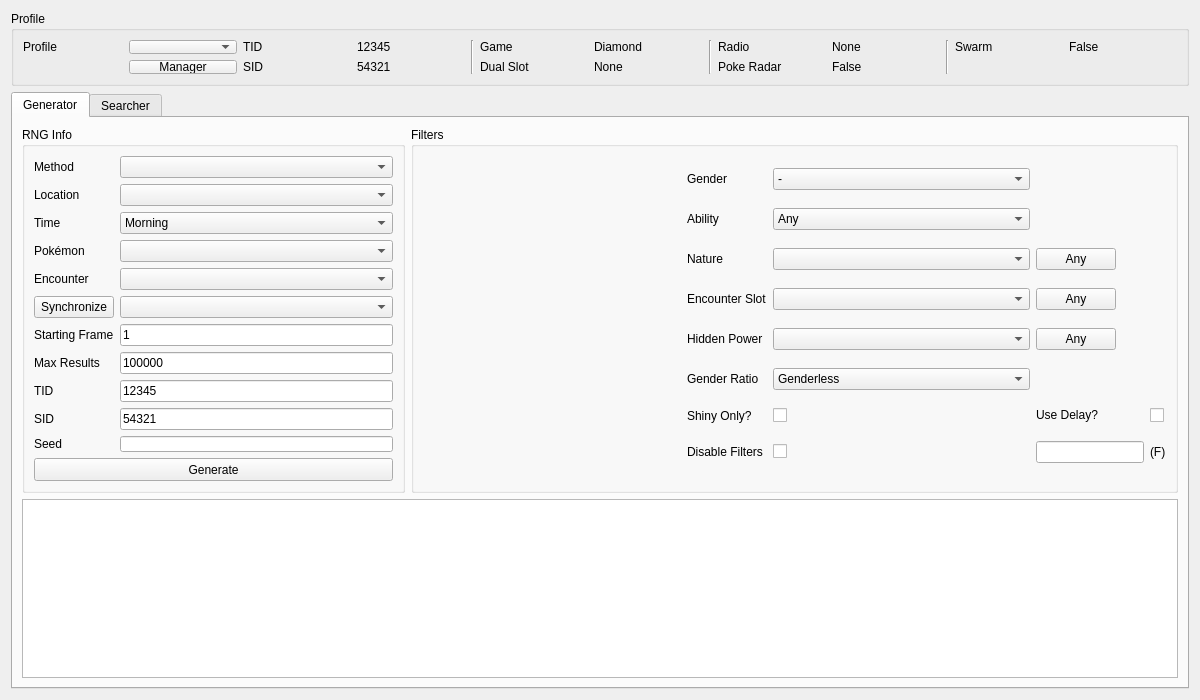
First picture: the form in Forms/Gen4/Wild4.ui, repository Admiral-Fish/PokeFinder, before the edit.
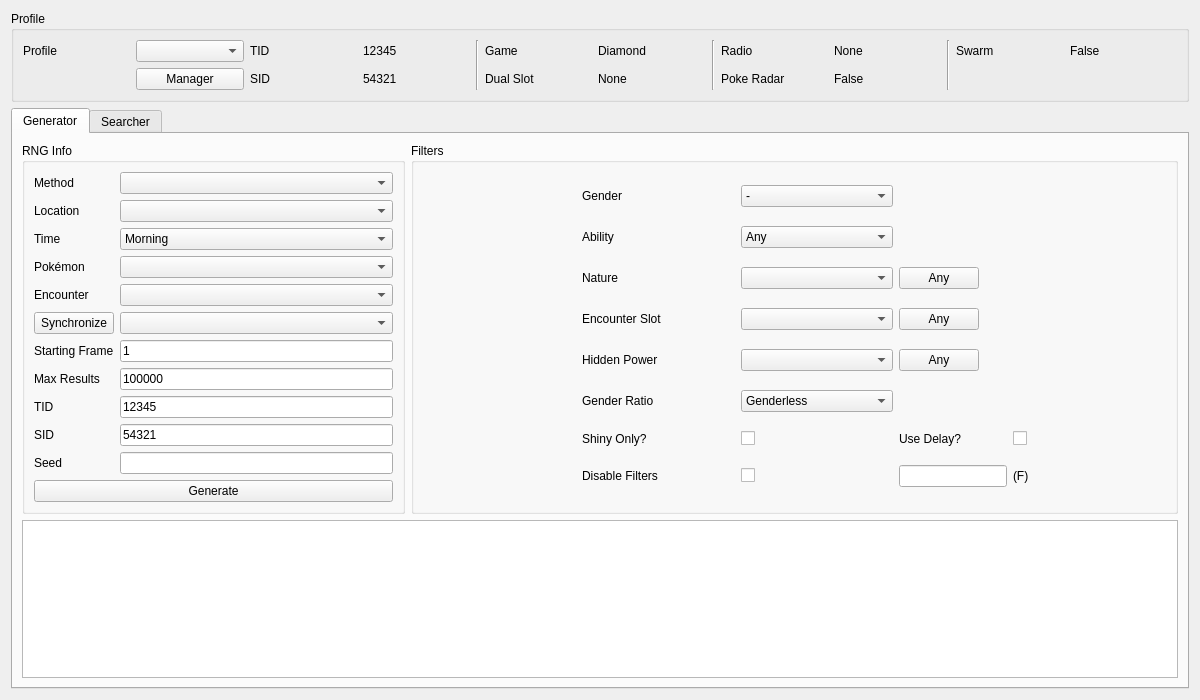
Second picture: the form after the edit. Custom widgets are drawn as their Qt base class.

Diff of the .ui file:
```diff
--- a/Forms/Gen4/Wild4.ui
+++ b/Forms/Gen4/Wild4.ui
@@ -22,38 +22,19 @@
   <layout class="QGridLayout" name="gridLayout_9">
    <item row="0" column="0">
     <widget class="QGroupBox" name="groupBoxProfile">
-     <property name="minimumSize">
-      <size>
-       <width>0</width>
-       <height>70</height>
-      </size>
-     </property>
      <property name="title">
       <string>Profile</string>
      </property>
      <layout class="QGridLayout" name="gridLayout_7">
       <item row="0" column="0">
        <widget class="QLabel" name="labelProfile">
-        <property name="maximumSize">
-         <size>
-          <width>100</width>
-          <height>16777215</height>
-         </size>
-        </property>
         <property name="text">
          <string>Profile</string>
         </property>
        </widget>
       </item>
       <item row="0" column="1">
-       <widget class="QComboBox" name="comboBoxProfiles">
-        <property name="maximumSize">
-         <size>
-          <width>150</width>
-          <height>16777215</height>
-         </size>
-        </property>
-       </widget>
+       <widget class="QComboBox" name="comboBoxProfiles"/>
       </item>
       <item row="0" column="2">
        <widget class="QLabel" name="labelProfileTID">
@@ -199,12 +180,6 @@
       <layout class="QGridLayout" name="gridLayout_5">
        <item row="1" column="0" colspan="2">
         <widget class="TableView" name="tableViewGenerator">
-         <property name="sizePolicy">
-          <sizepolicy hsizetype="Expanding" vsizetype="Expanding">
-           <horstretch>0</horstretch>
-           <verstretch>2</verstretch>
-          </sizepolicy>
-         </property>
          <property name="contextMenuPolicy">
           <enum>Qt::CustomContextMenu</enum>
          </property>
@@ -236,15 +211,9 @@
          <property name="sizePolicy">
           <sizepolicy hsizetype="Preferred" vsizetype="Preferred">
            <horstretch>2</horstretch>
-           <verstretch>1</verstretch>
+           <verstretch>0</verstretch>
           </sizepolicy>
          </property>
-         <property name="maximumSize">
-          <size>
-           <width>16777215</width>
-           <height>16777215</height>
-          </size>
-         </property>
          <property name="styleSheet">
           <string notr="true"/>
          </property>
@@ -253,29 +222,10 @@
          </property>
          <layout class="QGridLayout" name="gridLayout">
           <item row="0" column="0" rowspan="8">
-           <widget class="IVFilter" name="ivFilterGenerator" native="true">
-            <property name="minimumSize">
-             <size>
-              <width>160</width>
-              <height>180</height>
-             </size>
-            </property>
-            <property name="maximumSize">
-             <size>
-              <width>16777215</width>
-              <height>16777215</height>
-             </size>
-            </property>
-           </widget>
+           <widget class="IVFilter" name="ivFilterGenerator" native="true"/>
           </item>
           <item row="0" column="1">
            <widget class="QLabel" name="labelGeneratorGender">
-            <property name="sizePolicy">
-             <sizepolicy hsizetype="Fixed" vsizetype="Preferred">
-              <horstretch>0</horstretch>
-              <verstretch>0</verstretch>
-             </sizepolicy>
-            </property>
             <property name="text">
              <string>Gender</string>
             </property>
@@ -302,12 +252,6 @@
           </item>
           <item row="1" column="1">
            <widget class="QLabel" name="labelGeneratorAbility">
-            <property name="sizePolicy">
-             <sizepolicy hsizetype="Fixed" vsizetype="Preferred">
-              <horstretch>0</horstretch>
-              <verstretch>0</verstretch>
-             </sizepolicy>
-            </property>
             <property name="text">
              <string>Ability</string>
             </property>
@@ -334,12 +278,6 @@
           </item>
           <item row="2" column="1">
            <widget class="QLabel" name="labelGeneratorNature">
-            <property name="sizePolicy">
-             <sizepolicy hsizetype="Fixed" vsizetype="Preferred">
-              <horstretch>0</horstretch>
-              <verstretch>0</verstretch>
-             </sizepolicy>
-            </property>
             <property name="text">
              <string>Nature</string>
             </property>
@@ -356,12 +294,6 @@
               <verstretch>0</verstretch>
              </sizepolicy>
             </property>
-            <property name="minimumSize">
-             <size>
-              <width>50</width>
-              <height>13</height>
-             </size>
-            </property>
             <property name="text">
              <string>Any</string>
             </property>
@@ -369,12 +301,6 @@
           </item>
           <item row="3" column="1">
            <widget class="QLabel" name="labelGeneratorEncounterSlot">
-            <property name="sizePolicy">
-             <sizepolicy hsizetype="Fixed" vsizetype="Preferred">
-              <horstretch>0</horstretch>
-              <verstretch>0</verstretch>
-             </sizepolicy>
-            </property>
             <property name="text">
              <string>Encounter Slot</string>
             </property>
@@ -391,12 +317,6 @@
               <verstretch>0</verstretch>
              </sizepolicy>
             </property>
-            <property name="minimumSize">
-             <size>
-              <width>50</width>
-              <height>13</height>
-             </size>
-            </property>
             <property name="text">
              <string>Any</string>
             </property>
@@ -404,12 +324,6 @@
           </item>
           <item row="4" column="1">
            <widget class="QLabel" name="labelGeneratorHiddenPower">
-            <property name="sizePolicy">
-             <sizepolicy hsizetype="Fixed" vsizetype="Preferred">
-              <horstretch>0</horstretch>
-              <verstretch>0</verstretch>
-             </sizepolicy>
-            </property>
             <property name="text">
              <string>Hidden Power</string>
             </property>
@@ -426,12 +340,6 @@
               <verstretch>0</verstretch>
              </sizepolicy>
             </property>
-            <property name="minimumSize">
-             <size>
-              <width>50</width>
-              <height>13</height>
-             </size>
-            </property>
             <property name="text">
              <string>Any</string>
             </property>
@@ -439,12 +347,6 @@
           </item>
           <item row="5" column="1">
            <widget class="QLabel" name="labelGeneratorGenderRatio">
-            <property name="sizePolicy">
-             <sizepolicy hsizetype="Fixed" vsizetype="Preferred">
-              <horstretch>0</horstretch>
-              <verstretch>0</verstretch>
-             </sizepolicy>
-            </property>
             <property name="text">
              <string>Gender Ratio</string>
             </property>
@@ -491,12 +393,6 @@
           </item>
           <item row="6" column="1">
            <widget class="QLabel" name="labelGeneratorShinyOnly">
-            <property name="sizePolicy">
-             <sizepolicy hsizetype="Fixed" vsizetype="Preferred">
-              <horstretch>0</horstretch>
-              <verstretch>0</verstretch>
-             </sizepolicy>
-            </property>
             <property name="text">
              <string>Shiny Only?</string>
             </property>
@@ -511,12 +407,6 @@
           </item>
           <item row="6" column="3">
            <widget class="QLabel" name="labelGeneratorDelay">
-            <property name="sizePolicy">
-             <sizepolicy hsizetype="Fixed" vsizetype="Fixed">
-              <horstretch>0</horstretch>
-              <verstretch>0</verstretch>
-             </sizepolicy>
-            </property>
             <property name="text">
              <string>Use Delay?</string>
             </property>
@@ -524,12 +414,6 @@
           </item>
           <item row="6" column="4">
            <widget class="QCheckBox" name="checkBoxGeneratorDelay">
-            <property name="sizePolicy">
-             <sizepolicy hsizetype="Fixed" vsizetype="Fixed">
-              <horstretch>0</horstretch>
-              <verstretch>0</verstretch>
-             </sizepolicy>
-            </property>
             <property name="text">
              <string/>
             </property>
@@ -537,12 +421,6 @@
           </item>
           <item row="7" column="1">
            <widget class="QLabel" name="labelGeneratorDisableFilters">
-            <property name="sizePolicy">
-             <sizepolicy hsizetype="Fixed" vsizetype="Preferred">
-              <horstretch>0</horstretch>
-              <verstretch>0</verstretch>
-             </sizepolicy>
-            </property>
             <property name="text">
              <string>Disable Filters</string>
             </property>
@@ -561,17 +439,11 @@
              <bool>true</bool>
             </property>
             <property name="sizePolicy">
-             <sizepolicy hsizetype="Fixed" vsizetype="Fixed">
+             <sizepolicy hsizetype="Preferred" vsizetype="Fixed">
               <horstretch>0</horstretch>
               <verstretch>0</verstretch>
              </sizepolicy>
             </property>
-            <property name="minimumSize">
-             <size>
-              <width>63</width>
-              <height>13</height>
-             </size>
-            </property>
             <property name="text">
              <string/>
             </property>
@@ -582,12 +454,6 @@
           </item>
           <item row="7" column="4">
            <widget class="QLabel" name="labelGeneratorFrame">
-            <property name="sizePolicy">
-             <sizepolicy hsizetype="Fixed" vsizetype="Preferred">
-              <horstretch>0</horstretch>
-              <verstretch>0</verstretch>
-             </sizepolicy>
-            </property>
             <property name="text">
              <string>(F)</string>
             </property>
@@ -601,21 +467,9 @@
          <property name="sizePolicy">
           <sizepolicy hsizetype="Preferred" vsizetype="Preferred">
            <horstretch>1</horstretch>
-           <verstretch>1</verstretch>
+           <verstretch>0</verstretch>
           </sizepolicy>
          </property>
-         <property name="minimumSize">
-          <size>
-           <width>0</width>
-           <height>0</height>
-          </size>
-         </property>
-         <property name="maximumSize">
-          <size>
-           <width>16777215</width>
-           <height>16777215</height>
-          </size>
-         </property>
          <property name="styleSheet">
           <string notr="true"/>
          </property>
@@ -625,12 +479,6 @@
          <layout class="QGridLayout" name="gridLayout_3">
           <item row="0" column="0">
            <widget class="QLabel" name="labelGeneratorMethod">
-            <property name="sizePolicy">
-             <sizepolicy hsizetype="Fixed" vsizetype="Preferred">
-              <horstretch>0</horstretch>
-              <verstretch>0</verstretch>
-             </sizepolicy>
-            </property>
             <property name="text">
              <string>Method</string>
             </property>
@@ -651,12 +499,6 @@
           </item>
           <item row="1" column="0">
            <widget class="QLabel" name="labelGeneratorLocation">
-            <property name="sizePolicy">
-             <sizepolicy hsizetype="Fixed" vsizetype="Preferred">
-              <horstretch>0</horstretch>
-              <verstretch>0</verstretch>
-             </sizepolicy>
-            </property>
             <property name="text">
              <string>Location</string>
             </property>
@@ -667,12 +509,6 @@
           </item>
           <item row="2" column="0">
            <widget class="QLabel" name="labelGeneratorTime">
-            <property name="sizePolicy">
-             <sizepolicy hsizetype="Fixed" vsizetype="Preferred">
-              <horstretch>0</horstretch>
-              <verstretch>0</verstretch>
-             </sizepolicy>
-            </property>
             <property name="text">
              <string>Time</string>
             </property>
@@ -699,12 +535,6 @@
           </item>
           <item row="3" column="0">
            <widget class="QLabel" name="labelGeneratorPokemon">
-            <property name="sizePolicy">
-             <sizepolicy hsizetype="Fixed" vsizetype="Preferred">
-              <horstretch>0</horstretch>
-              <verstretch>0</verstretch>
-             </sizepolicy>
-            </property>
             <property name="text">
              <string>Pokémon</string>
             </property>
@@ -715,12 +545,6 @@
           </item>
           <item row="4" column="0">
            <widget class="QLabel" name="labelGeneratorEncounter">
-            <property name="sizePolicy">
-             <sizepolicy hsizetype="Fixed" vsizetype="Preferred">
-              <horstretch>0</horstretch>
-              <verstretch>0</verstretch>
-             </sizepolicy>
-            </property>
             <property name="text">
              <string>Encounter</string>
             </property>
@@ -731,12 +555,6 @@
           </item>
           <item row="5" column="0">
            <widget class="QPushButton" name="pushButtonGeneratorLead">
-            <property name="sizePolicy">
-             <sizepolicy hsizetype="Fixed" vsizetype="Fixed">
-              <horstretch>0</horstretch>
-              <verstretch>0</verstretch>
-             </sizepolicy>
-            </property>
             <property name="text">
              <string>Synchronize</string>
             </property>
@@ -747,12 +565,6 @@
           </item>
           <item row="6" column="0">
            <widget class="QLabel" name="labelGeneratorStartingFrame">
-            <property name="sizePolicy">
-             <sizepolicy hsizetype="Fixed" vsizetype="Preferred">
-              <horstretch>0</horstretch>
-              <verstretch>0</verstretch>
-             </sizepolicy>
-            </property>
             <property name="text">
              <string>Starting Frame</string>
             </property>
@@ -776,12 +588,6 @@
           </item>
           <item row="7" column="0">
            <widget class="QLabel" name="labelGeneratorMaxResults">
-            <property name="sizePolicy">
-             <sizepolicy hsizetype="Fixed" vsizetype="Preferred">
-              <horstretch>0</horstretch>
-              <verstretch>0</verstretch>
-             </sizepolicy>
-            </property>
             <property name="text">
              <string>Max Results</string>
             </property>
@@ -802,12 +608,6 @@
           </item>
           <item row="8" column="0">
            <widget class="QLabel" name="labelGeneratorTID">
-            <property name="sizePolicy">
-             <sizepolicy hsizetype="Fixed" vsizetype="Preferred">
-              <horstretch>0</horstretch>
-              <verstretch>0</verstretch>
-             </sizepolicy>
-            </property>
             <property name="text">
              <string>TID</string>
             </property>
@@ -828,12 +628,6 @@
           </item>
           <item row="9" column="0">
            <widget class="QLabel" name="labelGeneratorSID">
-            <property name="sizePolicy">
-             <sizepolicy hsizetype="Fixed" vsizetype="Preferred">
-              <horstretch>0</horstretch>
-              <verstretch>0</verstretch>
-             </sizepolicy>
-            </property>
             <property name="text">
              <string>SID</string>
             </property>
@@ -854,12 +648,6 @@
           </item>
           <item row="10" column="0">
            <widget class="QLabel" name="labelGeneratorSeed">
-            <property name="sizePolicy">
-             <sizepolicy hsizetype="Fixed" vsizetype="Preferred">
-              <horstretch>0</horstretch>
-              <verstretch>0</verstretch>
-             </sizepolicy>
-            </property>
             <property name="text">
              <string>Seed</string>
             </property>
@@ -867,18 +655,6 @@
           </item>
           <item row="10" column="1">
            <widget class="TextBox" name="textBoxGeneratorSeed">
-            <property name="sizePolicy">
-             <sizepolicy hsizetype="Preferred" vsizetype="Preferred">
-              <horstretch>0</horstretch>
-              <verstretch>0</verstretch>
-             </sizepolicy>
-            </property>
-            <property name="maximumSize">
-             <size>
-              <width>16777215</width>
-              <height>16</height>
-             </size>
-            </property>
             <property name="inputMask">
              <string/>
             </property>
@@ -904,12 +680,6 @@
             <property name="enabled">
              <bool>true</bool>
             </property>
-            <property name="minimumSize">
-             <size>
-              <width>231</width>
-              <height>23</height>
-             </size>
-            </property>
             <property name="text">
              <string>Generate</string>
             </property>
```
Left out of the diff: 175 changed lines with no effect on the pictures.
